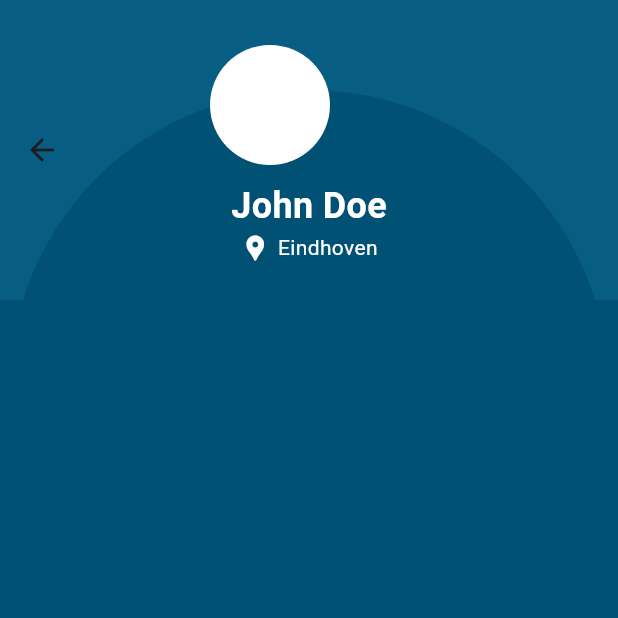
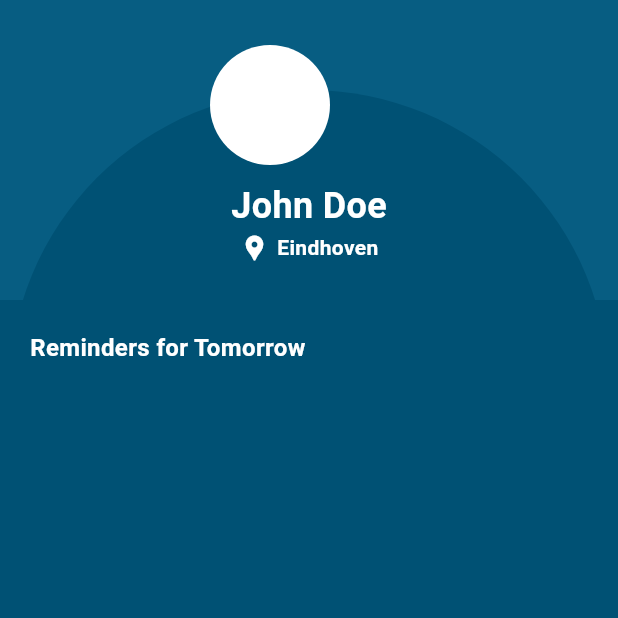
Before and after one commit to jraemakers/industry-project-krom2, a Flutter app: the ProfileScreen screen opened directly, on a phone screen of 412 x 824 dp, the top half of it. Run offline on Flutter 3.47's test engine with Material 3 defaults, Android fonts, the phone set to English and light mode, and no system bars; our stand-ins replace shared_preferences; accounts and stored records are empty.

Commit message:
reminder for tomorrow added

```diff
--- a/escape/lib/screens/profile_screen.dart
+++ b/escape/lib/screens/profile_screen.dart
@@ -84,6 +84,7 @@ class ProfileScreen extends StatelessWidget {
                           style: TextStyle(
                             fontSize: 14,
                             color: Colors.white,
+                            fontWeight: FontWeight.bold,
                           ),
                         ),
                       ],
@@ -93,8 +94,27 @@ class ProfileScreen extends StatelessWidget {
               ),
             ),
           ),
+          // Additional Text
+          Positioned(
+            left: 20,
+            top: 220,
+            child: Text(
+              'Reminders for Tomorrow',
+              style: TextStyle(
+                fontSize: 16,
+                color: Colors.white,
+                fontWeight: FontWeight.bold,
+              ),
+            ),
+          ),
         ],
       ),
     );
   }
 }
+
+void main() {
+  runApp(MaterialApp(
+    home: ProfileScreen(),
+  ));
+}
```
